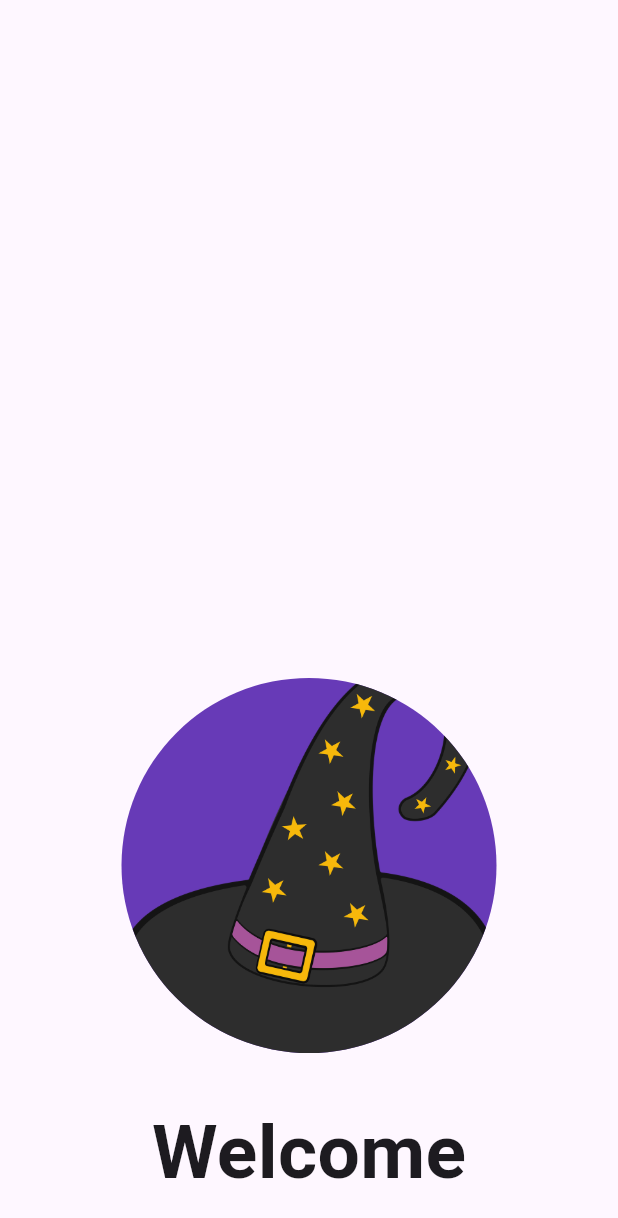
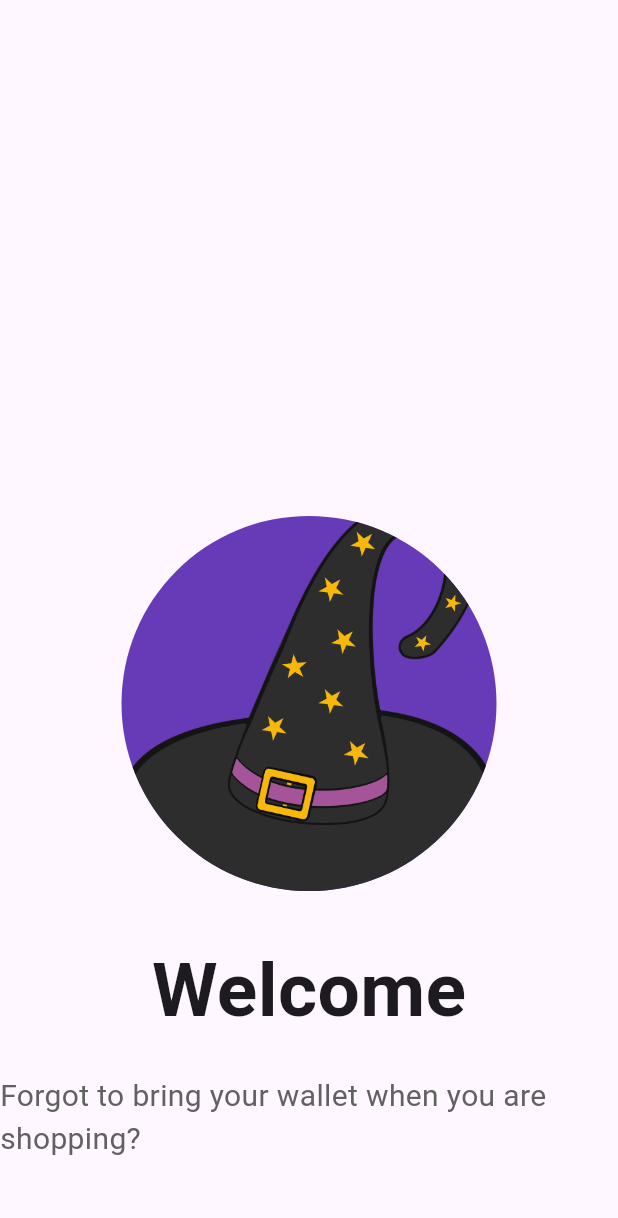
Before and after one commit to Hartamatamatama/KB1179-1123150117-uts, a Flutter app: the screen it shows after launch, on a phone screen of 412 x 824 dp. Shown: the top 1218 px of the screen. Run offline on Flutter 3.47's test engine with Material 3 defaults, Android fonts, the phone set to English and light mode, and no system bars.

Commit message:
Menambahkan Tulisan Forgot to bring your wallet

```diff
--- a/lib/screen/splash_screen_1.dart
+++ b/lib/screen/splash_screen_1.dart
@@ -32,6 +32,11 @@ class SplashScreen1 extends StatelessWidget {
               style: TextStyle(fontSize: 50, fontWeight: FontWeight.bold),
             ),
             SizedBox(height: 20),
+            Text(
+              'Forgot to bring your wallet when you are shopping?',
+              style: TextStyle(fontSize: 20, color: Colors.grey[700]),
+            ),
+            SizedBox(height: 50),
           ],
         ),
       ),
```
